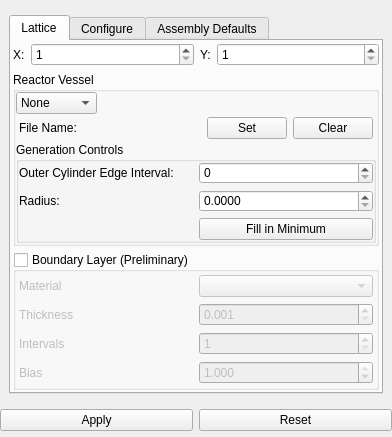
This is Application/qInputPropertiesWidget.ui in Sprunth/RGG as Qt 5 draws it before an edit. The edited form follows.
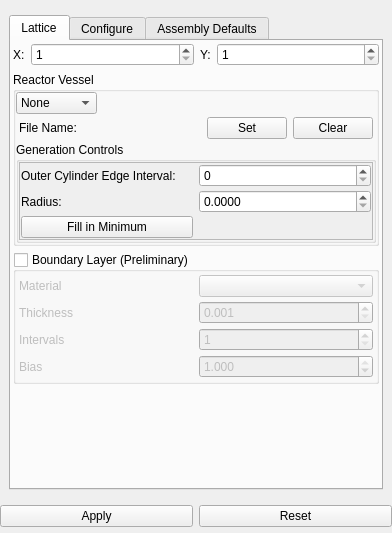
This is the edited form.

The edit to the form file:
```diff
--- a/Application/qInputPropertiesWidget.ui
+++ b/Application/qInputPropertiesWidget.ui
@@ -7,7 +7,7 @@
     <x>0</x>
     <y>0</y>
     <width>392</width>
-    <height>437</height>
+    <height>533</height>
    </rect>
   </property>
   <property name="sizePolicy">
@@ -257,41 +257,35 @@
                  <property name="margin">
                   <number>0</number>
                  </property>
-                 <item row="2" column="1">
-                  <widget class="QDoubleSpinBox" name="RadiusBox">
-                   <property name="toolTip">
-                    <string>Set to 0.0 to disable generation</string>
+                 <item row="1" column="0" colspan="2">
+                  <widget class="QScrollArea" name="scrollArea">
+                   <property name="widgetResizable">
+                    <bool>true</bool>
                    </property>
-                   <property name="decimals">
-                    <number>4</number>
-                   </property>
-                   <property name="maximum">
-                    <double>10000.000000000000000</double>
-                   </property>
-                  </widget>
-                 </item>
-                 <item row="2" column="0">
-                  <widget class="QLabel" name="label_13">
-                   <property name="text">
-                    <string>Radius:</string>
-                   </property>
-                  </widget>
-                 </item>
-                 <item row="1" column="0">
+                   <widget class="QWidget" name="scrollAreaWidgetContents_2">
+                    <property name="geometry">
+                     <rect>
+                      <x>0</x>
+                      <y>0</y>
+                      <width>317</width>
+                      <height>84</height>
+                     </rect>
+                    </property>
+                    <layout class="QGridLayout" name="gridLayout_4">
+                     <property name="verticalSpacing">
+                      <number>3</number>
+                     </property>
+                     <property name="margin">
+                      <number>1</number>
+                     </property>
+                     <item row="0" column="0">
                   <widget class="QLabel" name="label_14">
                    <property name="text">
                     <string>Outer Cylinder Edge Interval:</string>
                    </property>
                   </widget>
                  </item>
-                 <item row="3" column="1">
-                  <widget class="QPushButton" name="FindMinCylinder">
-                   <property name="text">
-                    <string>Fill in Minimum</string>
-                   </property>
-                  </widget>
-                 </item>
-                 <item row="1" column="1">
+                     <item row="0" column="1">
                   <widget class="QSpinBox" name="OuterEdgeInterval">
                    <property name="minimumSize">
                     <size>
@@ -313,6 +307,37 @@
                    </property>
                   </widget>
                  </item>
+                     <item row="1" column="0">
+                      <widget class="QLabel" name="label_13">
+                       <property name="text">
+                        <string>Radius:</string>
+                       </property>
+                      </widget>
+                     </item>
+                     <item row="1" column="1">
+                      <widget class="QDoubleSpinBox" name="RadiusBox">
+                       <property name="toolTip">
+                        <string>Set to 0.0 to disable generation</string>
+                       </property>
+                       <property name="decimals">
+                        <number>4</number>
+                       </property>
+                       <property name="maximum">
+                        <double>10000.000000000000000</double>
+                       </property>
+                      </widget>
+                     </item>
+                     <item row="2" column="0">
+                      <widget class="QPushButton" name="FindMinCylinder">
+                       <property name="text">
+                        <string>Fill in Minimum</string>
+                       </property>
+                      </widget>
+                     </item>
+                    </layout>
+                   </widget>
+                  </widget>
+                 </item>
                 </layout>
                </widget>
               </item>
@@ -331,6 +356,9 @@
               <bool>false</bool>
              </property>
              <layout class="QGridLayout" name="gridLayout_3">
+              <property name="verticalSpacing">
+               <number>4</number>
+              </property>
               <property name="margin">
                <number>3</number>
               </property>
```
Lines whose indentation alone changed are shown as unchanged.
